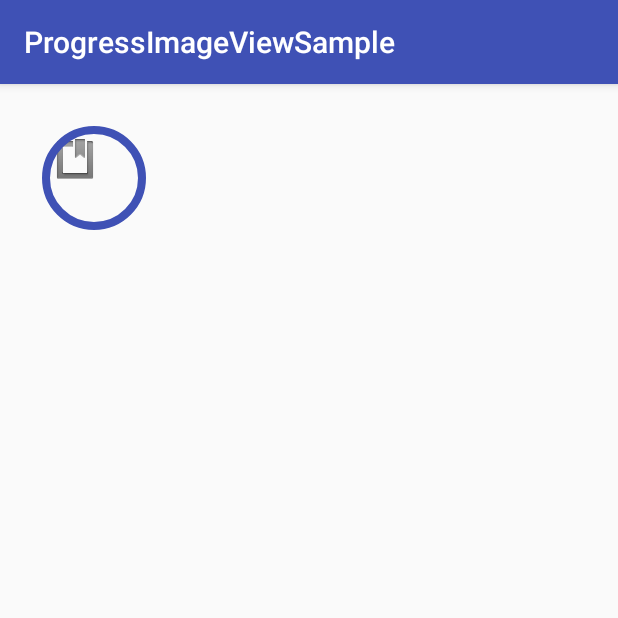
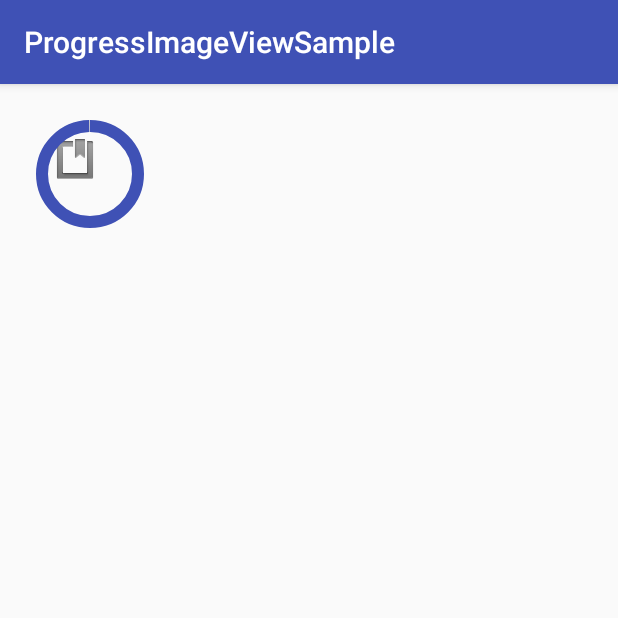
Before and after one commit to stefanosiano/PowerfulImageView, an Android app: the screen it shows after launch (MainActivity), on a phone screen of 412 x 824 dp, the top half of it. Run offline under Robolectric (Android 15) with nearby library versions, the light colour scheme and no system bars; 1 statement that could not run was skipped.

Commit message:
progress border size defaults to 1/8 of progress bounds size

```diff
--- a/progressimageview/src/main/java/com/stefanosiano/progressimageview/ProgressImageView.java
+++ b/progressimageview/src/main/java/com/stefanosiano/progressimageview/ProgressImageView.java
@@ -26,13 +26,12 @@ public class ProgressImageView extends ImageView {
     private static final int PROGRESS_STATE_INDETERMINATE = 1;
     private static final int PROGRESS_STATE_DETERMINATE = 2;
 
-    private static final int DEFAULT_PROGRESS_CIRCLE_BORDER_WIDTH = 2;
     private static final int DEFAULT_PROGRESS_CIRCLE_BORDER_SIZE = 16;
     private static final int DEFAULT_PROGRESS_PERCENT = 0;
 
     private final RectF progressBounds;
 
-    private int mProgressCircleBorderWidth = DEFAULT_PROGRESS_CIRCLE_BORDER_WIDTH;
+    private int mProgressCircleBorderWidth = 0;
     private int mProgressCircleSize = DEFAULT_PROGRESS_CIRCLE_BORDER_SIZE;
     private int mProgressState = PROGRESS_STATE_DISABLED;
     private int mProgressColor = 0;
@@ -64,8 +63,9 @@ public class ProgressImageView extends ImageView {
         TypedArray a = context.obtainStyledAttributes(attrs, R.styleable.ProgressImageView, defStyleAttr, 0);
 
         this.mUseDeterminateProgressAnimation = a.getBoolean(R.styleable.ProgressImageView_piv_use_determinate_progress_animation, false);
-        this.mProgressCircleBorderWidth = a.getDimensionPixelSize(R.styleable.ProgressImageView_piv_progress_circle_border_width, DEFAULT_PROGRESS_CIRCLE_BORDER_WIDTH);
         this.mProgressCircleSize = a.getDimensionPixelSize(R.styleable.ProgressImageView_piv_progress_circle_size, DEFAULT_PROGRESS_CIRCLE_BORDER_SIZE);
+        this.mProgressCircleBorderWidth = a.getDimensionPixelSize(R.styleable.ProgressImageView_piv_progress_circle_border_width, Math.round((float)mProgressCircleSize / 8f));
+        if(this.mProgressCircleBorderWidth < 1) this.mProgressCircleBorderWidth = 1;
         this.mProgressState = a.getInteger(R.styleable.ProgressImageView_piv_progress_state, PROGRESS_STATE_DISABLED);
         this.mProgressColor = a.getColor(R.styleable.ProgressImageView_piv_progress_color,
                 Build.VERSION.SDK_INT < Build.VERSION_CODES.M ? getResources().getColor(R.color.piv_default_progress_color) : getResources().getColor(R.color.piv_default_progress_color, getContext().getTheme()));
--- a/sample/src/main/java/com/stefanosiano/progressimageviewsample/MainActivity.java
+++ b/sample/src/main/java/com/stefanosiano/progressimageviewsample/MainActivity.java
@@ -18,7 +18,7 @@ public class MainActivity extends AppCompatActivity {
             @Override
             public void run() {
                 progress += 10;
-                piw.showProgressPercent(progress, true);
+                piw.showProgressPercent(progress);
 
                 piw.postDelayed(this, 1000);
             }
--- a/sample/src/main/res/layout/activity_main.xml
+++ b/sample/src/main/res/layout/activity_main.xml
@@ -50,7 +50,6 @@
         app:piv_progress_state="indeterminate"
         app:piv_progress_color="@color/colorPrimary"
         app:piv_progress_percent="10"
-        app:piv_progress_circle_border_width="5dp"
         app:piv_progress_circle_size="64dp" />
 
     </TableRow>
```
